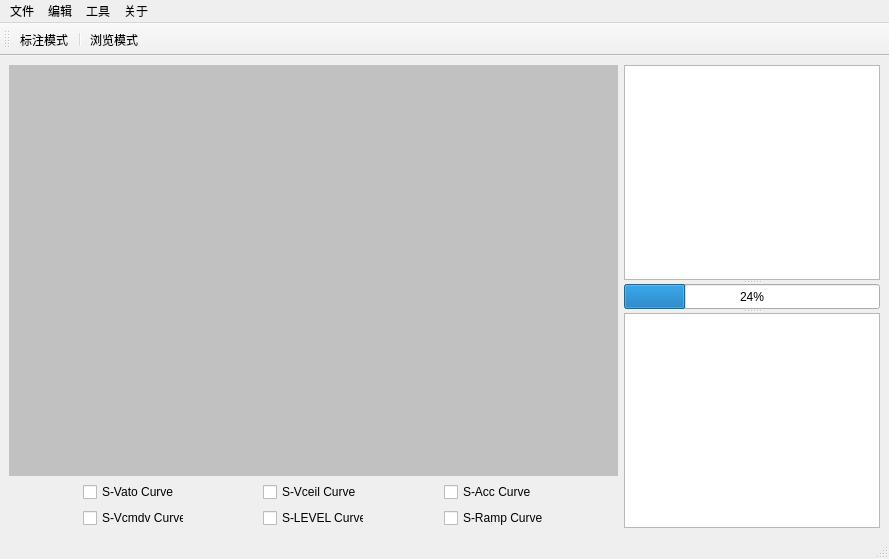
Before: the Qt Designer form LogMainWin.ui in BaoZT/LogPlot, drawn with Qt 5.
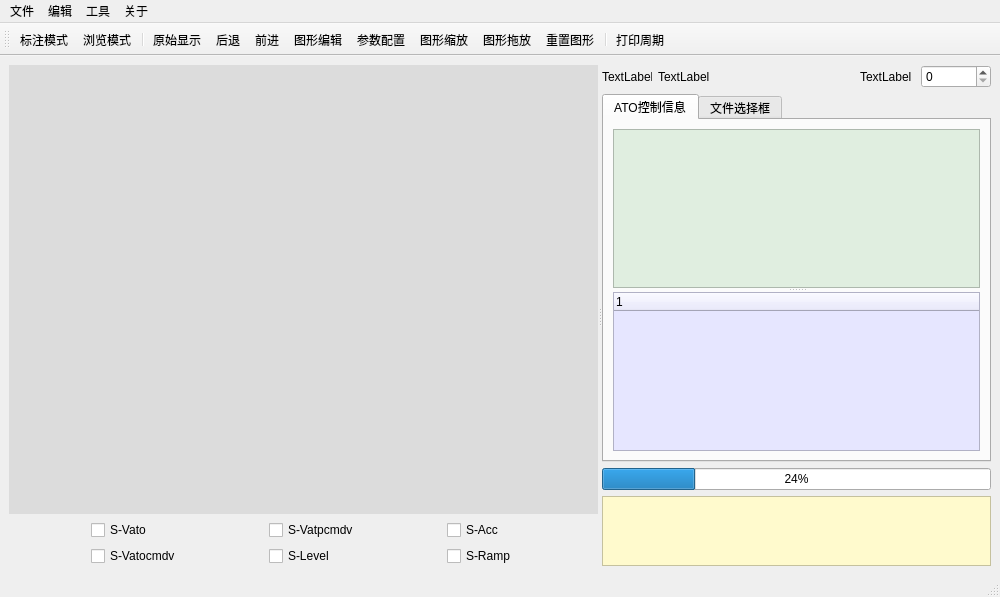
After: the same form once the commit is applied. Icons and pictures are not drawn.

What changed in the file:
```diff
--- a/LogMainWin.ui
+++ b/LogMainWin.ui
@@ -6,31 +6,54 @@
    <rect>
     <x>0</x>
     <y>0</y>
-    <width>889</width>
-    <height>559</height>
+    <width>1000</width>
+    <height>597</height>
    </rect>
   </property>
   <property name="windowTitle">
    <string>MainWindow</string>
   </property>
   <widget class="QWidget" name="centralwidget">
-   <layout class="QHBoxLayout" name="horizontalLayout">
+   <layout class="QHBoxLayout" name="horizontalLayout_3">
+    <item>
+     <widget class="QSplitter" name="splitter">
+      <property name="orientation">
+       <enum>Qt::Horizontal</enum>
+      </property>
+      <widget class="QWidget" name="layoutWidget">
+       <layout class="QVBoxLayout" name="verticalLayout_5">
     <item>
      <layout class="QVBoxLayout" name="verticalLayout_2">
       <item>
        <widget class="QWidget" name="widget" native="true">
+            <property name="sizeIncrement">
+             <size>
+              <width>0</width>
+              <height>0</height>
+             </size>
+            </property>
+            <property name="font">
+             <font>
+              <family>Consolas</family>
+              <pointsize>7</pointsize>
+              <weight>50</weight>
+              <bold>false</bold>
+             </font>
+            </property>
         <property name="styleSheet">
-         <string notr="true">background-color: rgb(193, 193, 193);</string>
-        </property>
-       </widget>
+             <string notr="true">background-color: rgb(220, 220, 220);</string>
+            </property>
+           </widget>
+          </item>
+         </layout>
       </item>
       <item>
        <layout class="QGridLayout" name="gridLayout_3">
         <property name="sizeConstraint">
          <enum>QLayout::SetMinimumSize</enum>
         </property>
-        <item row="1" column="3">
-         <widget class="QCheckBox" name="CBlevel">
+          <item row="1" column="5">
+           <widget class="QCheckBox" name="CBramp">
           <property name="maximumSize">
            <size>
             <width>101</width>
@@ -38,7 +61,46 @@
            </size>
           </property>
           <property name="text">
-           <string>S-LEVEL Curve</string>
+             <string>S-Ramp</string>
+            </property>
+           </widget>
+          </item>
+          <item row="0" column="3">
+           <widget class="QCheckBox" name="CBatpcmdv">
+            <property name="maximumSize">
+             <size>
+              <width>101</width>
+              <height>16</height>
+             </size>
+            </property>
+            <property name="text">
+             <string>S-Vatpcmdv</string>
+            </property>
+           </widget>
+          </item>
+          <item row="1" column="1">
+           <widget class="QCheckBox" name="CBcmdv">
+            <property name="maximumSize">
+             <size>
+              <width>101</width>
+              <height>16</height>
+             </size>
+            </property>
+            <property name="text">
+             <string>S-Vatocmdv</string>
+            </property>
+           </widget>
+          </item>
+          <item row="0" column="5">
+           <widget class="QCheckBox" name="CBacc">
+            <property name="maximumSize">
+             <size>
+              <width>101</width>
+              <height>16</height>
+             </size>
+            </property>
+            <property name="text">
+             <string>S-Acc</string>
           </property>
          </widget>
         </item>
@@ -51,7 +113,20 @@
            </size>
           </property>
           <property name="text">
-           <string>S-Vato Curve</string>
+             <string>S-Vato</string>
+            </property>
+           </widget>
+          </item>
+          <item row="1" column="3">
+           <widget class="QCheckBox" name="CBlevel">
+            <property name="maximumSize">
+             <size>
+              <width>101</width>
+              <height>16</height>
+             </size>
+            </property>
+            <property name="text">
+             <string>S-Level</string>
           </property>
          </widget>
         </item>
@@ -68,19 +143,6 @@
           </property>
          </spacer>
         </item>
-        <item row="0" column="5">
-         <widget class="QCheckBox" name="CBacc">
-          <property name="maximumSize">
-           <size>
-            <width>101</width>
-            <height>16</height>
-           </size>
-          </property>
-          <property name="text">
-           <string>S-Acc Curve</string>
-          </property>
-         </widget>
-        </item>
         <item row="1" column="2">
          <spacer name="horizontalSpacer_3">
           <property name="orientation">
@@ -107,19 +169,6 @@
           </property>
          </spacer>
         </item>
-        <item row="0" column="3">
-         <widget class="QCheckBox" name="CBceilv">
-          <property name="maximumSize">
-           <size>
-            <width>101</width>
-            <height>16</height>
-           </size>
-          </property>
-          <property name="text">
-           <string>S-Vceil Curve</string>
-          </property>
-         </widget>
-        </item>
         <item row="0" column="6">
          <spacer name="horizontalSpacer_2">
           <property name="orientation">
@@ -133,55 +182,194 @@
           </property>
          </spacer>
         </item>
-        <item row="1" column="5">
-         <widget class="QCheckBox" name="CBramp">
+         </layout>
+        </item>
+       </layout>
+      </widget>
+      <widget class="QWidget" name="layoutWidget">
+       <layout class="QVBoxLayout" name="verticalLayout">
+        <item>
+         <layout class="QHBoxLayout" name="horizontalLayout">
+          <item>
+           <widget class="QLabel" name="label">
+            <property name="minimumSize">
+             <size>
+              <width>50</width>
+              <height>0</height>
+             </size>
+            </property>
           <property name="maximumSize">
            <size>
-            <width>101</width>
-            <height>16</height>
+              <width>50</width>
+              <height>16777215</height>
            </size>
           </property>
           <property name="text">
-           <string>S-Ramp Curve</string>
+             <string>TextLabel</string>
           </property>
          </widget>
         </item>
-        <item row="1" column="1">
-         <widget class="QCheckBox" name="CBcmdv">
+          <item>
+           <widget class="QLabel" name="label_2">
+            <property name="minimumSize">
+             <size>
+              <width>90</width>
+              <height>0</height>
+             </size>
+            </property>
+            <property name="text">
+             <string>TextLabel</string>
+            </property>
+           </widget>
+          </item>
+          <item>
+           <widget class="QLabel" name="label_3">
           <property name="maximumSize">
            <size>
-            <width>101</width>
-            <height>16</height>
+              <width>55</width>
+              <height>16777215</height>
            </size>
           </property>
           <property name="text">
-           <string>S-Vcmdv Curve</string>
+             <string>TextLabel</string>
           </property>
          </widget>
         </item>
-       </layout>
+          <item>
+           <widget class="QSpinBox" name="spinBox">
+            <property name="maximumSize">
+             <size>
+              <width>70</width>
+              <height>16777215</height>
+             </size>
+            </property>
+           </widget>
       </item>
      </layout>
     </item>
     <item>
-     <widget class="QSplitter" name="splitter">
+         <widget class="QTabWidget" name="tabWidget">
+          <property name="maximumSize">
+           <size>
+            <width>800</width>
+            <height>16777215</height>
+           </size>
+          </property>
+          <property name="styleSheet">
+           <string notr="true"/>
+          </property>
+          <property name="tabShape">
+           <enum>QTabWidget::Rounded</enum>
+          </property>
+          <property name="currentIndex">
+           <number>0</number>
+          </property>
+          <widget class="QWidget" name="atotab">
+           <property name="sizePolicy">
+            <sizepolicy hsizetype="Expanding" vsizetype="Expanding">
+             <horstretch>0</horstretch>
+             <verstretch>30</verstretch>
+            </sizepolicy>
+           </property>
+           <property name="maximumSize">
+            <size>
+             <width>800</width>
+             <height>16777215</height>
+            </size>
+           </property>
+           <property name="autoFillBackground">
+            <bool>false</bool>
+           </property>
+           <attribute name="title">
+            <string>ATO控制信息</string>
+           </attribute>
+           <layout class="QHBoxLayout" name="horizontalLayout_2">
+            <item>
+             <widget class="QSplitter" name="splitter_2">
       <property name="orientation">
        <enum>Qt::Vertical</enum>
       </property>
       <widget class="QTableWidget" name="tableWidget">
-       <property name="minimumSize">
+               <property name="sizePolicy">
+                <sizepolicy hsizetype="Expanding" vsizetype="Expanding">
+                 <horstretch>1</horstretch>
+                 <verstretch>0</verstretch>
+                </sizepolicy>
+               </property>
+               <property name="maximumSize">
         <size>
-         <width>250</width>
-         <height>0</height>
-        </size>
-       </property>
+                 <width>800</width>
+                 <height>16777215</height>
+                </size>
+               </property>
+               <property name="styleSheet">
+                <string notr="true">background-color: rgb(224, 238, 224);</string>
+               </property>
+               <attribute name="horizontalHeaderStretchLastSection">
+                <bool>true</bool>
+               </attribute>
+              </widget>
+              <widget class="QTreeWidget" name="treeWidget">
        <property name="maximumSize">
         <size>
-         <width>280</width>
-         <height>3000</height>
-        </size>
-       </property>
-      </widget>
+                 <width>800</width>
+                 <height>16777215</height>
+                </size>
+               </property>
+               <property name="styleSheet">
+                <string notr="true">background-color: rgb(230, 230, 255);</string>
+               </property>
+               <attribute name="headerDefaultSectionSize">
+                <number>80</number>
+               </attribute>
+               <column>
+                <property name="text">
+                 <string notr="true">1</string>
+                </property>
+               </column>
+              </widget>
+             </widget>
+            </item>
+           </layout>
+          </widget>
+          <widget class="QWidget" name="fietab">
+           <property name="sizePolicy">
+            <sizepolicy hsizetype="Expanding" vsizetype="Expanding">
+             <horstretch>0</horstretch>
+             <verstretch>0</verstretch>
+            </sizepolicy>
+           </property>
+           <property name="maximumSize">
+            <size>
+             <width>800</width>
+             <height>16777215</height>
+            </size>
+           </property>
+           <attribute name="title">
+            <string>文件选择框</string>
+           </attribute>
+           <layout class="QVBoxLayout" name="verticalLayout_3">
+            <item>
+             <widget class="QTreeView" name="treeView">
+              <property name="sizePolicy">
+               <sizepolicy hsizetype="Expanding" vsizetype="Expanding">
+                <horstretch>0</horstretch>
+                <verstretch>30</verstretch>
+               </sizepolicy>
+              </property>
+              <property name="maximumSize">
+               <size>
+                <width>800</width>
+                <height>16777215</height>
+               </size>
+              </property>
+             </widget>
+            </item>
+           </layout>
+          </widget>
+         </widget>
+        </item>
+        <item>
       <widget class="QProgressBar" name="progressBar">
        <property name="minimumSize">
         <size>
@@ -191,7 +379,7 @@
        </property>
        <property name="maximumSize">
         <size>
-         <width>280</width>
+            <width>800</width>
          <height>30</height>
         </size>
        </property>
@@ -199,6 +387,8 @@
         <number>24</number>
        </property>
       </widget>
+        </item>
+        <item>
       <widget class="QTextEdit" name="textEdit">
        <property name="minimumSize">
         <size>
@@ -208,10 +398,16 @@
        </property>
        <property name="maximumSize">
         <size>
-         <width>280</width>
-         <height>500</height>
-        </size>
-       </property>
+            <width>800</width>
+            <height>100</height>
+           </size>
+          </property>
+          <property name="styleSheet">
+           <string notr="true">background-color: rgb(255, 250, 205);</string>
+          </property>
+         </widget>
+        </item>
+       </layout>
       </widget>
      </widget>
     </item>
@@ -222,7 +418,7 @@
     <rect>
      <x>0</x>
      <y>0</y>
-     <width>889</width>
+     <width>1000</width>
      <height>23</height>
     </rect>
    </property>
@@ -232,11 +428,22 @@
     </property>
     <addaction name="actionTag"/>
     <addaction name="actionView"/>
+    <addaction name="actionVS"/>
+    <addaction name="actionCS"/>
    </widget>
    <widget class="QMenu" name="menu_3">
     <property name="title">
      <string>工具</string>
     </property>
+    <action name=""/>
+    <addaction name="actionPan"/>
+    <addaction name="actionZoom"/>
+    <addaction name="actionEdit"/>
+    <addaction name="actionConfig"/>
+    <addaction name="actionReset"/>
+    <addaction name="actionFwd"/>
+    <addaction name="actionBck"/>
+    <addaction name="actionHome"/>
    </widget>
    <widget class="QMenu" name="menu_4">
     <property name="title">
@@ -271,8 +478,18 @@
     <bool>false</bool>
    </attribute>
    <addaction name="actionTag"/>
-   <addaction name="separator"/>
    <addaction name="actionView"/>
+   <addaction name="separator"/>
+   <addaction name="actionHome"/>
+   <addaction name="actionBck"/>
+   <addaction name="actionFwd"/>
+   <addaction name="actionEdit"/>
+   <addaction name="actionConfig"/>
+   <addaction name="actionZoom"/>
+   <addaction name="actionPan"/>
+   <addaction name="actionReset"/>
+   <addaction name="separator"/>
+   <addaction name="actionPrint"/>
   </widget>
   <action name="fileOpen">
    <property name="icon">
@@ -331,7 +548,7 @@
   <action name="actionTag">
    <property name="icon">
     <iconset>
-     <normaloff>IconFiles/Tag.png</normaloff>IconFiles/Tag.png</iconset>
+     <normaloff>IconFiles/tag.png</normaloff>IconFiles/tag.png</iconset>
    </property>
    <property name="text">
     <string>标注模式</string>
@@ -346,6 +563,121 @@
     <string>浏览模式</string>
    </property>
   </action>
+  <action name="actionPan">
+   <property name="icon">
+    <iconset>
+     <normaloff>IconFiles/pan.png</normaloff>IconFiles/pan.png</iconset>
+   </property>
+   <property name="text">
+    <string>图形拖放</string>
+   </property>
+   <property name="toolTip">
+    <string>图形拖放，左键拖动，右键坐标轴缩放</string>
+   </property>
+  </action>
+  <action name="actionZoom">
+   <property name="icon">
+    <iconset>
+     <normaloff>IconFiles/zoom.png</normaloff>IconFiles/zoom.png</iconset>
+   </property>
+   <property name="text">
+    <string>图形缩放</string>
+   </property>
+   <property name="toolTip">
+    <string>图形缩放，鼠标拖拽放大</string>
+   </property>
+  </action>
+  <action name="actionConfig">
+   <property name="icon">
+    <iconset>
+     <normaloff>IconFiles/config.png</normaloff>IconFiles/config.png</iconset>
+   </property>
+   <property name="text">
+    <string>参数配置</string>
+   </property>
+  </action>
+  <action name="actionFwd">
+   <property name="icon">
+    <iconset>
+     <normaloff>IconFiles/forward.png</normaloff>IconFiles/forward.png</iconset>
+   </property>
+   <property name="text">
+    <string>前进</string>
+   </property>
+  </action>
+  <action name="actionBck">
+   <property name="icon">
+    <iconset>
+     <normaloff>IconFiles/back.png</normaloff>IconFiles/back.png</iconset>
+   </property>
+   <property name="text">
+    <string>后退</string>
+   </property>
+  </action>
+  <action name="actionEdit">
+   <property name="icon">
+    <iconset>
+     <normaloff>IconFiles/edit.png</normaloff>IconFiles/edit.png</iconset>
+   </property>
+   <property name="text">
+    <string>图形编辑</string>
+   </property>
+  </action>
+  <action name="actionReset">
+   <property name="icon">
+    <iconset>
+     <normaloff>IconFiles/reset.png</normaloff>IconFiles/reset.png</iconset>
+   </property>
+   <property name="text">
+    <string>重置图形</string>
+   </property>
+   <property name="toolTip">
+    <string>重新绘制曲线</string>
+   </property>
+  </action>
+  <action name="actionHome">
+   <property name="icon">
+    <iconset>
+     <normaloff>IconFiles/home.png</normaloff>IconFiles/home.png</iconset>
+   </property>
+   <property name="text">
+    <string>原始显示</string>
+   </property>
+   <property name="toolTip">
+    <string>显示初始坐标轴</string>
+   </property>
+  </action>
+  <action name="actionPrint">
+   <property name="icon">
+    <iconset>
+     <normaloff>IconFiles/print.png</normaloff>
+     <normalon>../../.designer/backup/IconFiles/print.png</normalon>IconFiles/print.png</iconset>
+   </property>
+   <property name="text">
+    <string>打印周期</string>
+   </property>
+   <property name="toolTip">
+    <string>打印当前周期记录</string>
+   </property>
+  </action>
+  <action name="actionVS">
+   <property name="icon">
+    <iconset>
+     <normaloff>IconFiles/vscurve.png</normaloff>IconFiles/vscurve.png</iconset>
+   </property>
+   <property name="text">
+    <string>位置速度曲线</string>
+   </property>
+  </action>
+  <action name="actionCS">
+   <property name="icon">
+    <iconset>
+     <normaloff>IconFiles/cyclecurve.png</normaloff>IconFiles/cyclecurve.png</iconset>
+   </property>
+   <property name="text">
+    <string>周期速度曲线</string>
+   </property>
+  </action>
  </widget>
  <resources/>
  <connections/>
```
Left out of the diff: 4 changed lines with no effect on the pictures. Lines whose indentation alone changed are shown as unchanged.
